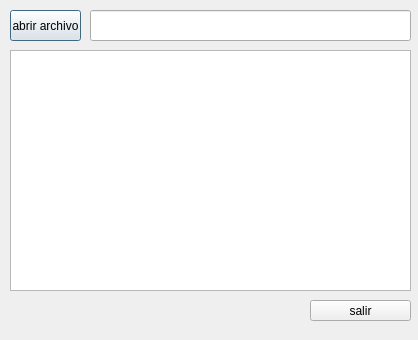
Before: the Qt Designer form pantalla.ui in Karly19tarazonac/proyecto_final_info_II, drawn with Qt 5.
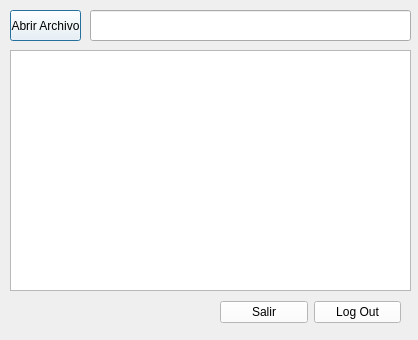
After: the same form once the commit is applied.

```diff
--- a/pantalla.ui
+++ b/pantalla.ui
@@ -22,8 +22,11 @@
      <height>31</height>
     </rect>
    </property>
+   <property name="styleSheet">
+    <string notr="true">background-color: rgb(255, 255, 255);</string>
+   </property>
    <property name="text">
-    <string>abrir archivo</string>
+    <string>Abrir Archivo</string>
    </property>
   </widget>
   <widget class="QLineEdit" name="file_path">
@@ -36,19 +39,6 @@
     </rect>
    </property>
   </widget>
-  <widget class="QPushButton" name="salir_boton">
-   <property name="geometry">
-    <rect>
-     <x>310</x>
-     <y>300</y>
-     <width>101</width>
-     <height>21</height>
-    </rect>
-   </property>
-   <property name="text">
-    <string>salir</string>
-   </property>
-  </widget>
   <widget class="QTextEdit" name="display">
    <property name="geometry">
     <rect>
@@ -59,6 +49,38 @@
     </rect>
    </property>
   </widget>
+  <widget class="QWidget" name="">
+   <property name="geometry">
+    <rect>
+     <x>220</x>
+     <y>300</y>
+     <width>181</width>
+     <height>25</height>
+    </rect>
+   </property>
+   <layout class="QHBoxLayout" name="horizontalLayout">
+    <item>
+     <widget class="QPushButton" name="salir_boton">
+      <property name="styleSheet">
+       <string notr="true">background-color: rgb(255, 255, 255);</string>
+      </property>
+      <property name="text">
+       <string>Salir</string>
+      </property>
+     </widget>
+    </item>
+    <item>
+     <widget class="QPushButton" name="log_out">
+      <property name="styleSheet">
+       <string notr="true">background-color: rgb(255, 255, 255);</string>
+      </property>
+      <property name="text">
+       <string>Log Out</string>
+      </property>
+     </widget>
+    </item>
+   </layout>
+  </widget>
  </widget>
  <resources/>
  <connections/>
```
